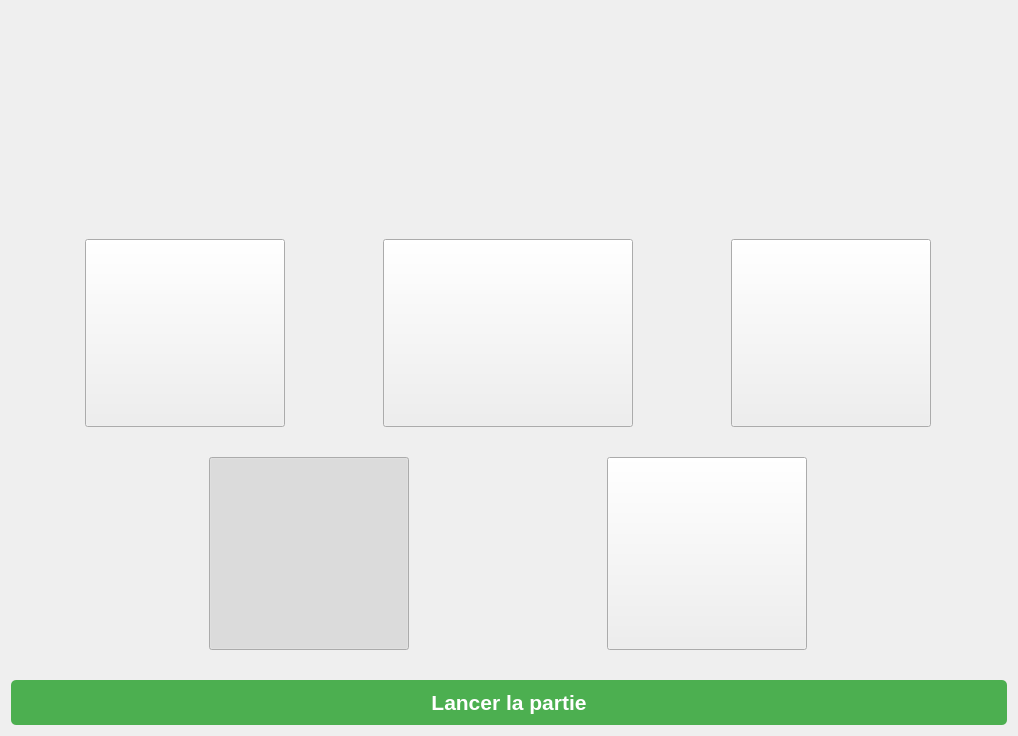
Old version of the form python/ui/homePage.ui in the repository LepTho2233127/CNChess.
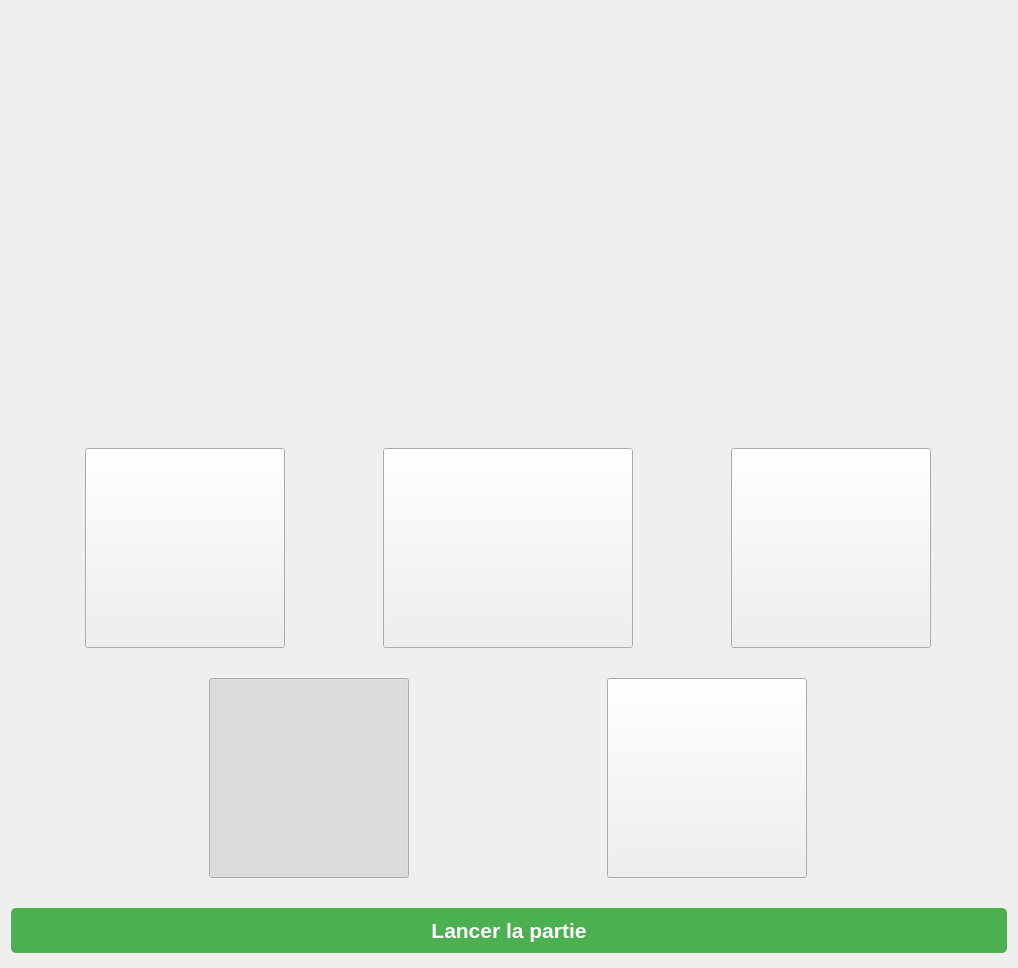
New version of the form. Icons and pictures are not drawn.

The edit to the form file:
```diff
--- a/python/ui/homePage.ui
+++ b/python/ui/homePage.ui
@@ -7,16 +7,19 @@
     <x>0</x>
     <y>0</y>
     <width>1018</width>
-    <height>736</height>
+    <height>968</height>
    </rect>
   </property>
   <property name="windowTitle">
    <string>Form</string>
   </property>
-  <layout class="QVBoxLayout" name="verticalLayout">
+  <layout class="QVBoxLayout" name="verticalLayout" stretch="0,0,0,0">
    <property name="spacing">
     <number>30</number>
    </property>
+   <property name="bottomMargin">
+    <number>15</number>
+   </property>
    <item>
     <layout class="QHBoxLayout" name="horizontalLayout">
      <item>
@@ -30,7 +33,7 @@
        <property name="maximumSize">
         <size>
          <width>500</width>
-         <height>500</height>
+         <height>2000</height>
         </size>
        </property>
        <property name="sizeIncrement">
@@ -175,7 +178,7 @@
        <property name="maximumSize">
         <size>
          <width>200</width>
-         <height>800</height>
+         <height>200</height>
         </size>
        </property>
        <property name="text">
@@ -207,7 +210,7 @@
        <property name="maximumSize">
         <size>
          <width>200</width>
-         <height>800</height>
+         <height>200</height>
         </size>
        </property>
        <property name="text">
@@ -235,6 +238,9 @@
    </item>
    <item>
     <widget class="QPushButton" name="btn_StartGame">
+     <property name="enabled">
+      <bool>true</bool>
+     </property>
      <property name="font">
       <font>
        <pointsize>16</pointsize>
```
